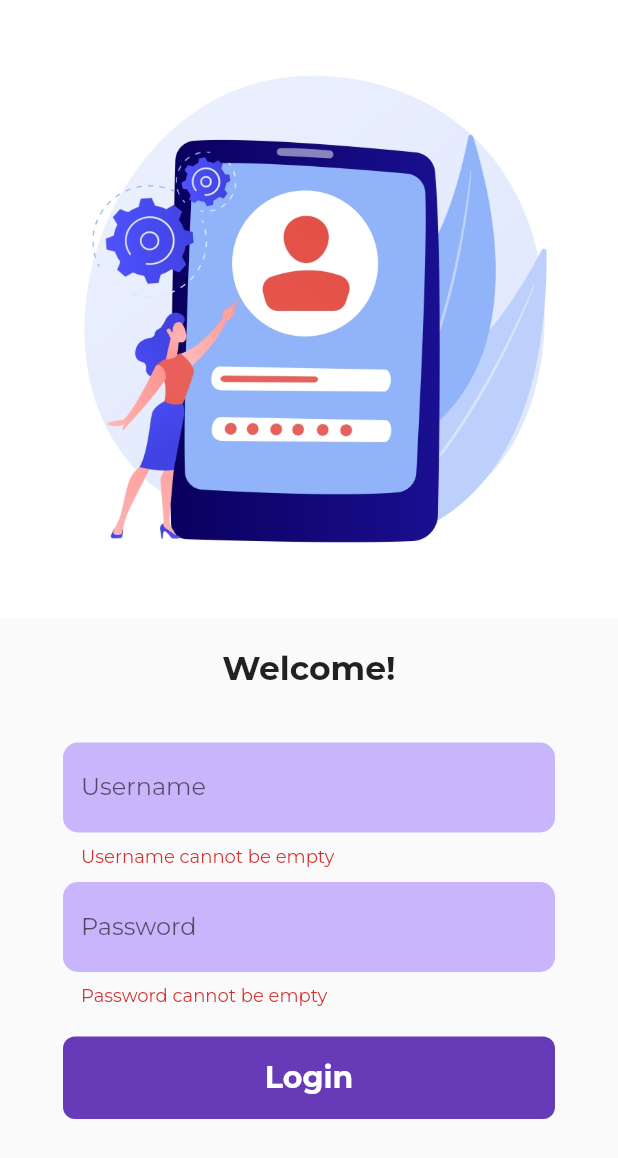
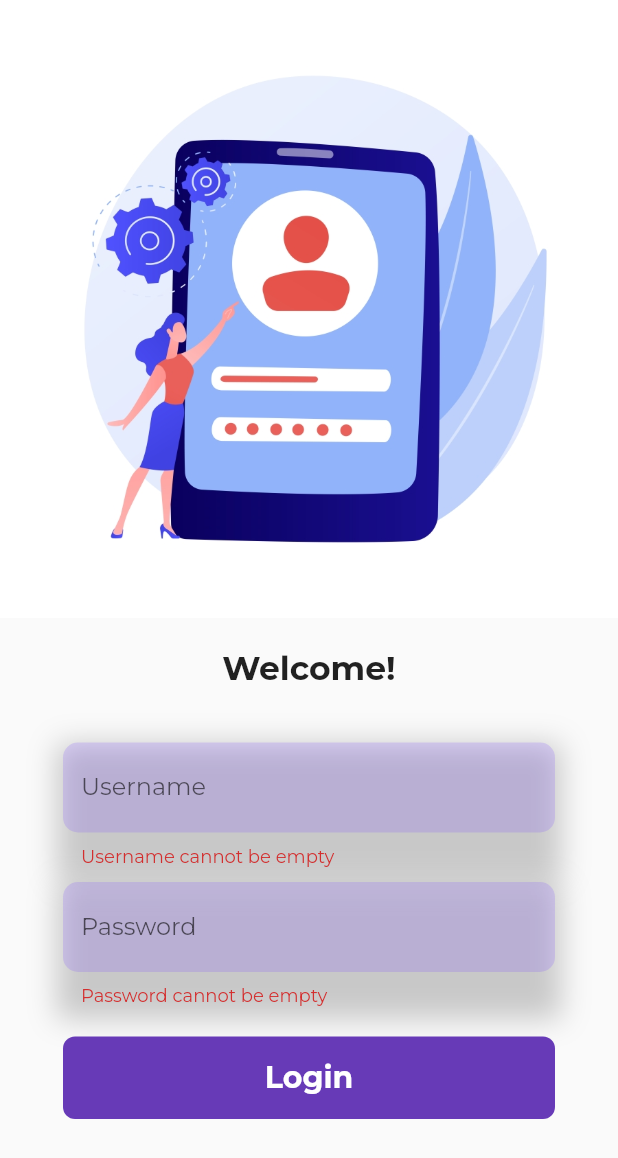
Before and after one commit to itspritthakkar/FlutterCatalogue, a Flutter app: the screen it shows after launch, after a tap on "Login", on a phone screen of 412 x 824 dp. Shown: the top 1158 px of the screen. Run offline on Flutter 3.47's test engine with Material 2 defaults, Android fonts, the phone set to English and light mode, and no system bars; our stand-ins replace google_fonts; network calls fail.

Commit message:
Day9 Commit

```diff
--- a/lib/main.dart
+++ b/lib/main.dart
@@ -1,11 +1,16 @@
 import 'package:flutter/material.dart';
-import 'package:google_fonts/google_fonts.dart';
 import 'package:myapp/utils/routes.dart';
+import 'package:flutter/services.dart';
+import 'package:myapp/widgets/themes.dart';
 
 import 'screens/home.dart';
 import 'screens/login.dart';
 
 void main() {
+  WidgetsFlutterBinding.ensureInitialized();
+  SystemChrome.setSystemUIOverlayStyle(const SystemUiOverlayStyle(
+    statusBarColor: Colors.transparent, // transparent status bar
+  ));
   runApp(const MyApp());
 }
 
@@ -17,13 +22,8 @@ class MyApp extends StatelessWidget {
     return MaterialApp(
       debugShowCheckedModeBanner: false,
       themeMode: ThemeMode.light,
-      theme: ThemeData(
-          primarySwatch: Colors.deepPurple,
-          fontFamily: GoogleFonts.montserrat().fontFamily,
-      ),
-      darkTheme: ThemeData(
-        brightness: Brightness.dark,
-      ),
+      theme: AppTheme.lightTheme(context),
+      darkTheme: AppTheme.darkTheme(context),
       initialRoute: "/login",
       routes: {
         AppRoutes.homeRoute: (context) => const Home(),
--- a/lib/screens/home.dart
+++ b/lib/screens/home.dart
@@ -9,12 +9,8 @@ class Home extends StatelessWidget {
   Widget build(BuildContext context) {
     return Scaffold(
       appBar: AppBar(
-        backgroundColor: Colors.white,
-        elevation: 0.0,
-        iconTheme: IconThemeData(color: Colors.black),
         title: const Text(
             "Catalog App",
-          style: TextStyle(color: Colors.black),
         )
       ),
       body: const Center(
--- a/lib/screens/login.dart
+++ b/lib/screens/login.dart
@@ -53,14 +53,15 @@ class _LoginState extends State<Login> {
                   const EdgeInsets.symmetric(vertical: 16.0, horizontal: 42.0),
               child: Column(
                 children: [
-                  TextFormField(
+                  Container(
+                    child: TextFormField(
                       decoration: InputDecoration(
                         border: const OutlineInputBorder(
                           borderRadius: BorderRadius.all(Radius.circular(10.0)),
                           borderSide: BorderSide.none,
                         ),
                         hintText: "Username",
-                      fillColor: Colors.deepPurpleAccent.withOpacity(0.4),
+                        fillColor: Colors.deepPurpleAccent.withOpacity(0.2),
                         filled: true,
                       ),
                       validator: (value) {
@@ -78,8 +79,20 @@ class _LoginState extends State<Login> {
                         setState(() {});
                       },
                     ),
+                    decoration: BoxDecoration(
+                      boxShadow: [
+                        BoxShadow(
+                          color: Colors.black.withOpacity(0.2),
+                          spreadRadius: 4,
+                          blurRadius: 15,
+                          offset: const Offset(0, 5),
+                        ),
+                      ],
+                    ),
+                  ),
                   const SizedBox(height: 10.00),
-                  TextFormField(
+                  Container(
+                    child: TextFormField(
                       obscureText: true,
                       decoration: InputDecoration(
                         border: const OutlineInputBorder(
@@ -87,7 +100,7 @@ class _LoginState extends State<Login> {
                           borderSide: BorderSide.none,
                         ),
                         hintText: "Password",
-                      fillColor: Colors.deepPurpleAccent.withOpacity(0.4),
+                        fillColor: Colors.deepPurpleAccent.withOpacity(0.2),
                         filled: true,
                       ),
                       validator: (value) {
@@ -98,6 +111,17 @@ class _LoginState extends State<Login> {
                         }
                         return null;
                       },
+                    ),
+                    decoration: BoxDecoration(
+                      boxShadow: [
+                        BoxShadow(
+                          color: Colors.black.withOpacity(0.2),
+                          spreadRadius: 4,
+                          blurRadius: 15,
+                          offset: const Offset(0, 5),
+                        ),
+                      ],
+                    ),
                   ),
                   const SizedBox(height: 20.00),
                   Material(
--- /dev/null
+++ b/lib/widgets/themes.dart
@@ -0,0 +1,20 @@
+import 'package:flutter/material.dart';
+import 'package:google_fonts/google_fonts.dart';
+
+class AppTheme{
+  static ThemeData lightTheme(BuildContext context) => ThemeData(
+    primarySwatch: Colors.deepPurple,
+    fontFamily: GoogleFonts.montserrat().fontFamily,
+    appBarTheme: AppBarTheme(
+        color: Colors.white,
+        elevation: 0.0,
+        iconTheme: const IconThemeData(color: Colors.black),
+        toolbarTextStyle: Theme.of(context).textTheme.bodyMedium,
+        titleTextStyle: Theme.of(context).textTheme.titleLarge
+    ),
+  );
+
+  static ThemeData darkTheme(BuildContext context) => ThemeData(
+    brightness: Brightness.dark,
+  );
+}
```
Also changed, not shown: 1 other file. Lines whose indentation alone changed are shown as unchanged.
